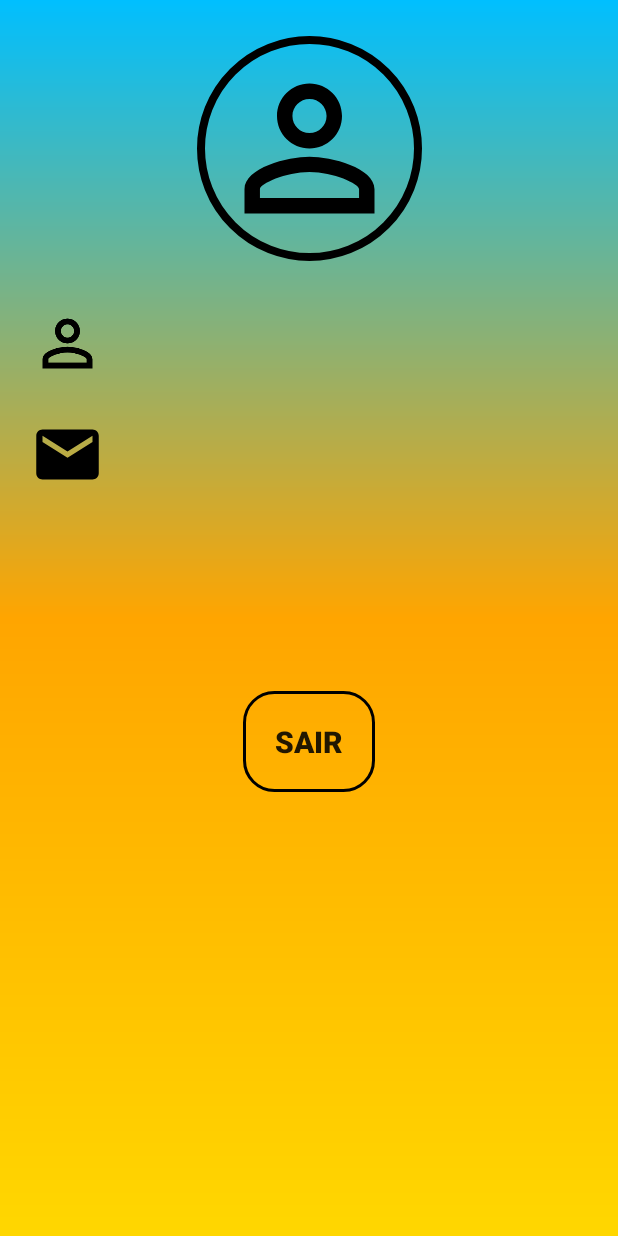
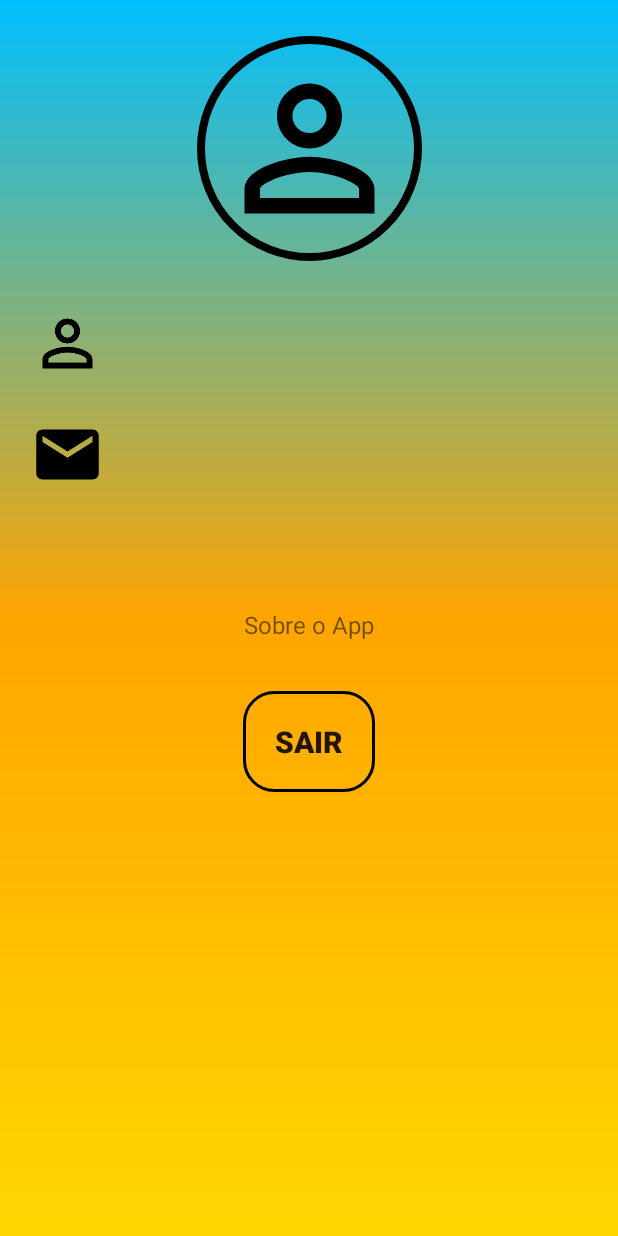
Before and after one commit to mbairo/hospital-pequeno-principe, an Android app: the PerfilUsuario screen opened directly, with no data from a screen before it, on a phone screen of 412 x 824 dp. Run offline under Robolectric (Android 15) with nearby library versions, the light colour scheme and no system bars; our stand-ins replace Firebase (no records; nobody signed in at launch, a user with empty details on screens opened directly).

Commit message:
add sobre o app

```diff
--- a/app/src/main/java/com/mbairo/hospitalpequenoprincipe/PerfilUsuario.java
+++ b/app/src/main/java/com/mbairo/hospitalpequenoprincipe/PerfilUsuario.java
@@ -17,8 +17,9 @@ import com.google.firebase.firestore.FirebaseFirestoreException;
 
 public class PerfilUsuario extends AppCompatActivity {
 
-    private TextView nomeUsuario, emailUsuario;
+    private TextView nomeUsuario, emailUsuario, textView_sobre_o_app;
     private TextView btn_sair;
+
     FirebaseFirestore db = FirebaseFirestore.getInstance();
     String userID;
 
@@ -63,6 +64,7 @@ public class PerfilUsuario extends AppCompatActivity {
     private void BuscarElementos () {
         nomeUsuario = findViewById(R.id.textNomeUsuario);
         emailUsuario = findViewById(R.id.textEmailUsuario);
+        textView_sobre_o_app = findViewById(R.id.textView_sobre_o_app);
         btn_sair = findViewById(R.id.btn_sair);
     }
 }
--- a/app/src/main/res/layout/activity_perfil_usuario.xml
+++ b/app/src/main/res/layout/activity_perfil_usuario.xml
@@ -86,5 +86,31 @@
         app:layout_constraintStart_toStartOf="parent"
         app:layout_constraintTop_toBottomOf="@+id/textEmailUsuario" />
 
+    <TextView
+        android:id="@+id/textView_sobre_o_app"
+        android:layout_width="wrap_content"
+        android:layout_height="wrap_content"
+        android:layout_marginStart="162dp"
+        android:layout_marginEnd="162dp"
+        android:layout_marginBottom="33dp"
+        android:text="@string/sobreOApp"
+        android:textSize="16dp"
+        app:layout_constraintBottom_toTopOf="@+id/btn_sair"
+        app:layout_constraintEnd_toEndOf="parent"
+        app:layout_constraintStart_toStartOf="parent" />
+
+
+    <!--    <Button-->
+<!--        android:id="@+id/button"-->
+<!--        android:layout_width="wrap_content"-->
+<!--        android:layout_height="wrap_content"-->
+<!--        android:layout_marginBottom="20dp"-->
+<!--        android:backgroundTint="@color/WhiteSmoke"-->
+<!--        android:text="@string/sobreOApp"-->
+<!--        android:textColor="@color/black"-->
+<!--        app:layout_constraintBottom_toTopOf="@+id/btn_sair"-->
+<!--        app:layout_constraintEnd_toEndOf="parent"-->
+<!--        app:layout_constraintStart_toStartOf="parent" />-->
+
 
 </androidx.constraintlayout.widget.ConstraintLayout>
```
Also changed, not shown: app/src/main/AndroidManifest.xml (+7 -0 lines), app/src/main/java/com/mbairo/hospitalpequenoprincipe/SobreOApp.java (added, +14 -0 lines), app/src/main/res/layout/activity_sobre_oapp.xml (added, +36 -0 lines), app/src/main/res/values/strings.xml (+10 -2 lines).
